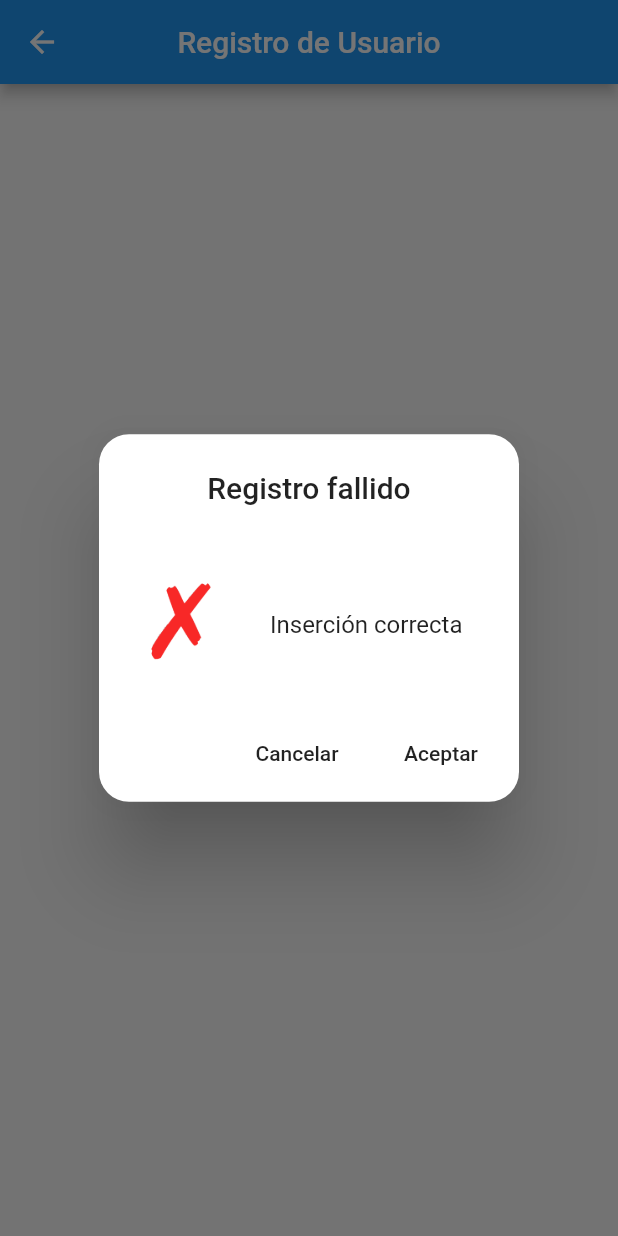
After one commit to JavierSLX/Registro-Basico, a Flutter app: the RegisterPage screen opened by its route, after a tap on "Mostrar alerta", on a phone screen of 412 x 824 dp. The commit adds this screen. Run offline on Flutter 3.47's test engine with Material 2 defaults, Android fonts, the phone set to English and light mode, and no system bars.

Commit message:
Widget personalizado dialogo terminado

```diff
--- a/lib/src/pages/HomePage.dart
+++ b/lib/src/pages/HomePage.dart
@@ -44,7 +44,10 @@ class HomePage extends StatelessWidget {
         title: Text(opt["texto"]),
         leading: getIcon(opt["icon"]),
         trailing: Icon(Icons.keyboard_arrow_right, color: Colors.blue,),
-        onTap: null,
+        onTap: (){
+          //Navega a las rutas que contiene el archivo de rutas
+          Navigator.pushNamed(context, opt["ruta"]);
+        },
       );
 
       //Agrega los widgets a la lista de opciones
--- /dev/null
+++ b/lib/src/pages/RegisterPage.dart
@@ -0,0 +1,40 @@
+import 'package:flutter/material.dart';
+import 'package:registro_basico/widgets/Dialog.dart';
+
+class RegisterPage extends StatefulWidget {
+  @override
+  _RegisterPageState createState() => _RegisterPageState();
+}
+
+class _RegisterPageState extends State<RegisterPage> {
+  @override
+  Widget build(BuildContext context) {
+    return Scaffold(
+      appBar: AppBar(
+        title: Text("Registro de Usuario"),
+        centerTitle: true,
+      ),
+      body: Center(
+        child: RaisedButton(
+          child: Text("Mostrar alerta"),
+          onPressed: () => mostrarAlerta(context),
+        ),
+      ),
+    );
+  }
+
+  void mostrarAlerta(BuildContext context)
+  {
+    DialogWidget dialog = new DialogWidget(context);
+
+    //Muestra el dialogo
+    showDialog(
+      context: context,
+      //No se cierra al darle click fuera del dialogo
+      barrierDismissible: false,
+      builder: (context){
+        return dialog.getAlertDialogCorrect(false, "Inserción correcta");
+      }
+    );
+  }
+}
--- a/lib/src/routes/routes.dart
+++ b/lib/src/routes/routes.dart
@@ -1,10 +1,14 @@
 import 'package:flutter/material.dart';
 import 'package:registro_basico/src/pages/HomePage.dart';
+import 'package:registro_basico/src/pages/PhotoPage.dart';
+import 'package:registro_basico/src/pages/RegisterPage.dart';
 
 //Función que contiene las rutas de las paginas
 Map<String, WidgetBuilder> getApplicationRoutes()
 {
   return <String, WidgetBuilder>{
-    '/': (BuildContext context) => HomePage()
+    '/': (BuildContext context) => HomePage(),
+    'register': (BuildContext context) => RegisterPage(),
+    'photos': (BuildContext context) => PhotoPage()
   };
 }
--- /dev/null
+++ b/lib/widgets/Dialog.dart
@@ -0,0 +1,53 @@
+import 'package:flutter/material.dart';
+
+class DialogWidget
+{
+  BuildContext context;
+
+  DialogWidget(BuildContext context)
+  {
+    this.context = context;
+  }
+
+  //Crea un AlertDialog predefinido
+  Widget getAlertDialogCorrect(bool isCorrect, String message)
+  {
+    return AlertDialog(
+      //Coloca los border redondeados
+      shape: RoundedRectangleBorder(borderRadius: BorderRadius.circular(20.0)),
+      //Coloca el titulo
+      title: Center(child: Text(isCorrect ? "Registro correcto" : "Registro fallido"),),
+      //Contenido
+      content: Column(
+        //Ajusta la columna a su tamaño minimo (Para evitar un dialogo enorme)
+        mainAxisSize: MainAxisSize.min,
+        children: <Widget>[
+          SizedBox(height: 30,),
+          Row(
+            //Ajusta el tamaño de la columna ajustando solo el tamaño de su contenido
+            children: <Widget>[
+              Image(
+                image: AssetImage(isCorrect ? "assets/correct.png" : "assets/incorrect.png"),
+                height: 60,
+                width: 60,
+                ),
+                SizedBox(width: 30,),
+                Text(message),
+            ],
+          ),
+        ],
+      ),
+      //Botones del dialogo
+      actions: <Widget>[
+        FlatButton(
+          child: Text("Cancelar"),
+          onPressed: () => Navigator.of(context).pop(),
+        ),
+        FlatButton(
+          child: Text("Aceptar"),
+          onPressed: () => Navigator.of(context).pop(),
+        )
+      ],
+    );
+  }
+}
```
Also changed, not shown: lib/src/pages/PhotoPage.dart (added, +18 -0 lines), assets/correct.png (added), assets/incorrect.png (added), assets/loading_2.gif (added).
